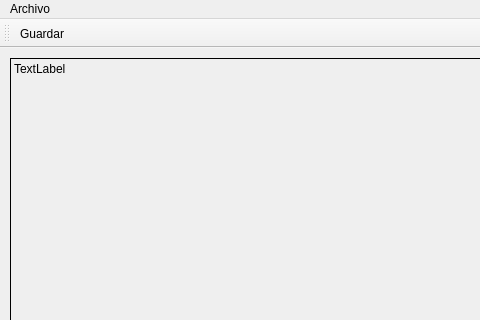
This is principal.ui in Stemateo03/Promedio as Qt 5 draws it before an edit; both pictures show x 0 to 480 and y 0 to 320 of the 717 by 591 pixel window. The edited form follows.
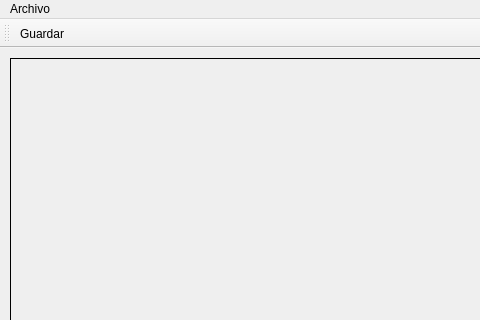
This is the edited form. Icons and pictures are not drawn.

The edit to the form file:
```diff
--- a/principal.ui
+++ b/principal.ui
@@ -37,7 +37,7 @@
      <enum>QFrame::Box</enum>
     </property>
     <property name="text">
-     <string>TextLabel</string>
+     <string/>
     </property>
     <property name="alignment">
      <set>Qt::AlignLeading|Qt::AlignLeft|Qt::AlignTop</set>
```
